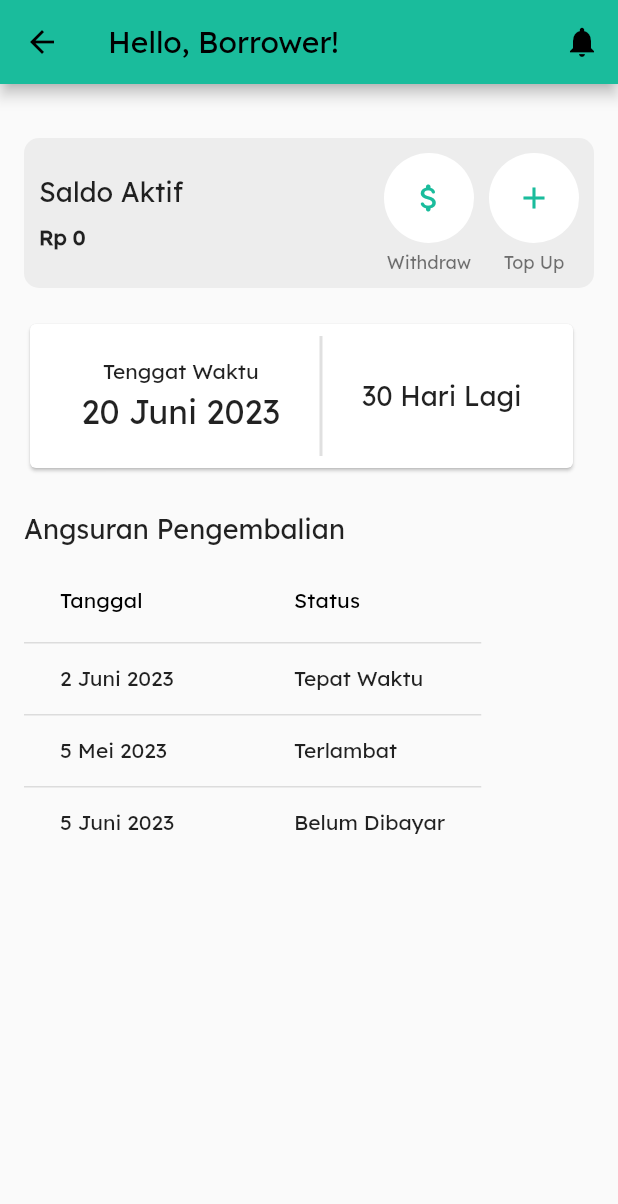
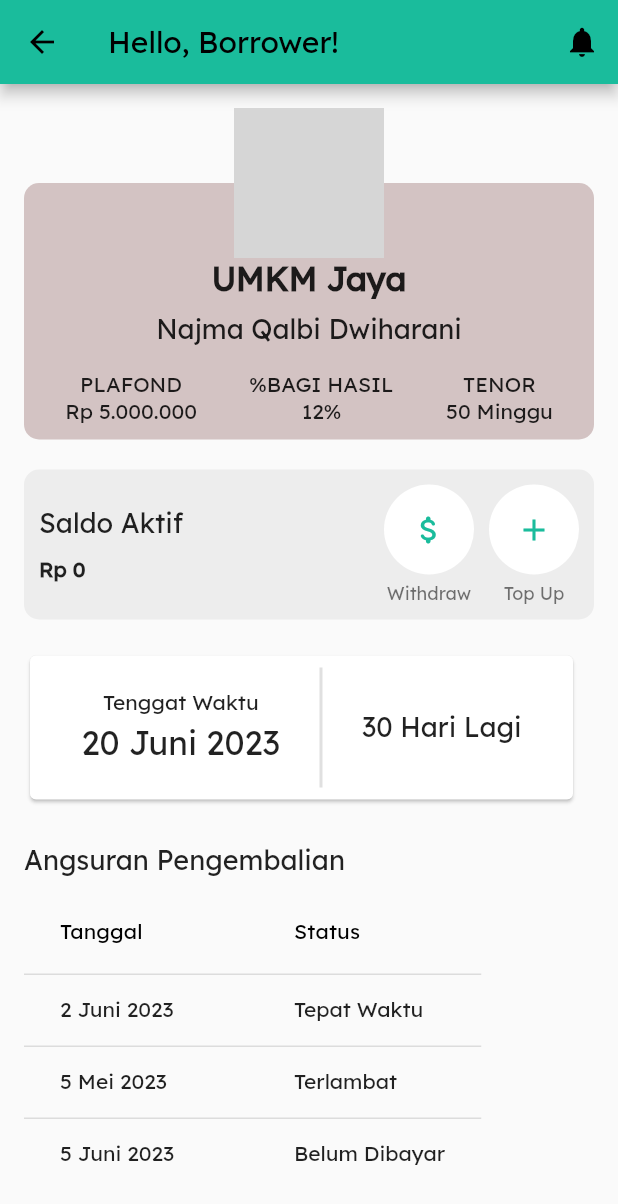
Before and after one commit to najmharani/P2P-Lending-UMKM-Kelompok-4-Pemrograman-Visual, a Flutter app: the HomeBorrower screen opened directly, on a phone screen of 412 x 824 dp. Shown: the top 1204 px of the screen. Run offline on Flutter 3.47's test engine with Material 2 defaults, Android fonts, the phone set to English and light mode, and no system bars; our stand-ins replace flutter_bloc; grey boxes are pictures that could not be loaded.

Commit message:
update home borrower

```diff
--- a/lib/borrower/pages/home_borrower.dart
+++ b/lib/borrower/pages/home_borrower.dart
@@ -25,6 +25,57 @@ class HomeBorrower extends StatelessWidget {
           child: Column(
             crossAxisAlignment: CrossAxisAlignment.start,
             children: [
+              Stack(
+                alignment: AlignmentDirectional.topCenter,
+                children: [
+                  Container(
+                    margin: EdgeInsets.only(top: 50),
+                    width: double.infinity,
+                    padding: EdgeInsets.fromLTRB(10, 50, 10, 10),
+                    decoration: BoxDecoration(
+                      color: Color.fromARGB(255, 211, 195, 195),
+                      borderRadius: BorderRadius.all(Radius.circular(10)),
+                    ),
+                    child: Column(
+                      children: [
+                        Text(
+                          'UMKM Jaya',
+                          style: TextStyle(
+                            fontSize: 22,
+                            fontWeight: FontWeight.bold,
+                          ),
+                        ),
+                        SizedBox(height: 8),
+                        Text(
+                          'Najma Qalbi Dwiharani',
+                          style: TextStyle(
+                            fontSize: 18,
+                          ),
+                        ),
+                        SizedBox(height: 16),
+                        Row(
+                          mainAxisAlignment: MainAxisAlignment.spaceAround,
+                          children: [
+                            Column(
+                              children: [Text('PLAFOND'), Text('Rp 5.000.000')],
+                            ),
+                            Column(
+                              children: [Text('%BAGI HASIL'), Text('12%')],
+                            ),
+                            Column(
+                              children: [Text('TENOR'), Text('50 Minggu')],
+                            ),
+                          ],
+                        ),
+                      ],
+                    ),
+                  ),
+                  CircleAvatar(
+                    backgroundImage: AssetImage('assets/logo.png'),
+                    radius: 50,
+                  ),
+                ],
+              ),
               Container(
                 margin: EdgeInsets.symmetric(vertical: 20.0),
                 padding: EdgeInsets.all(10.0),
```
Also changed, not shown: lib/coba/home.dart (added, +102 -0 lines).
